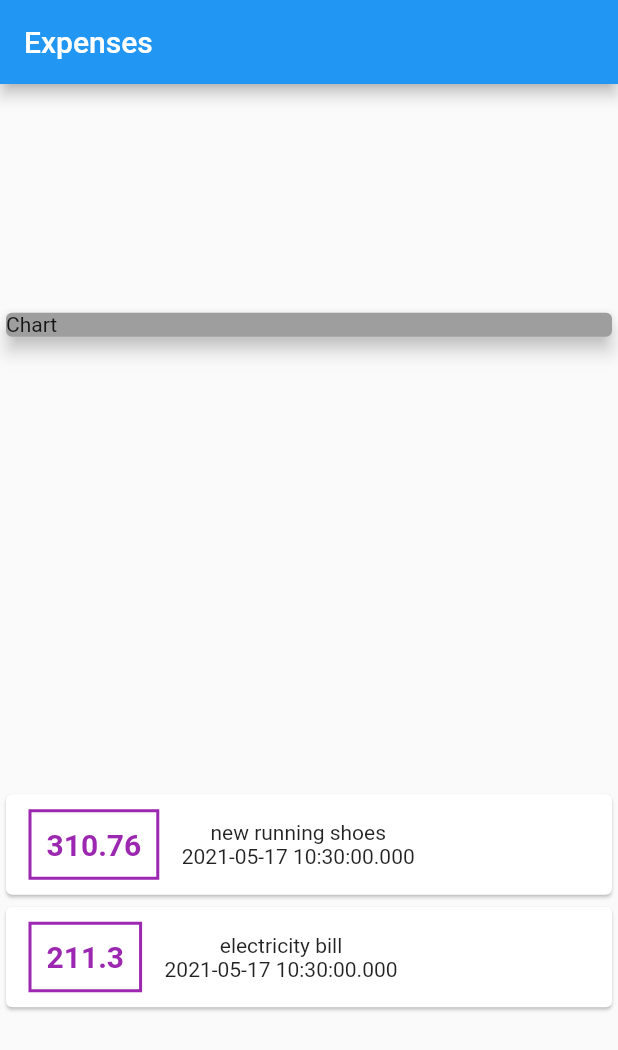
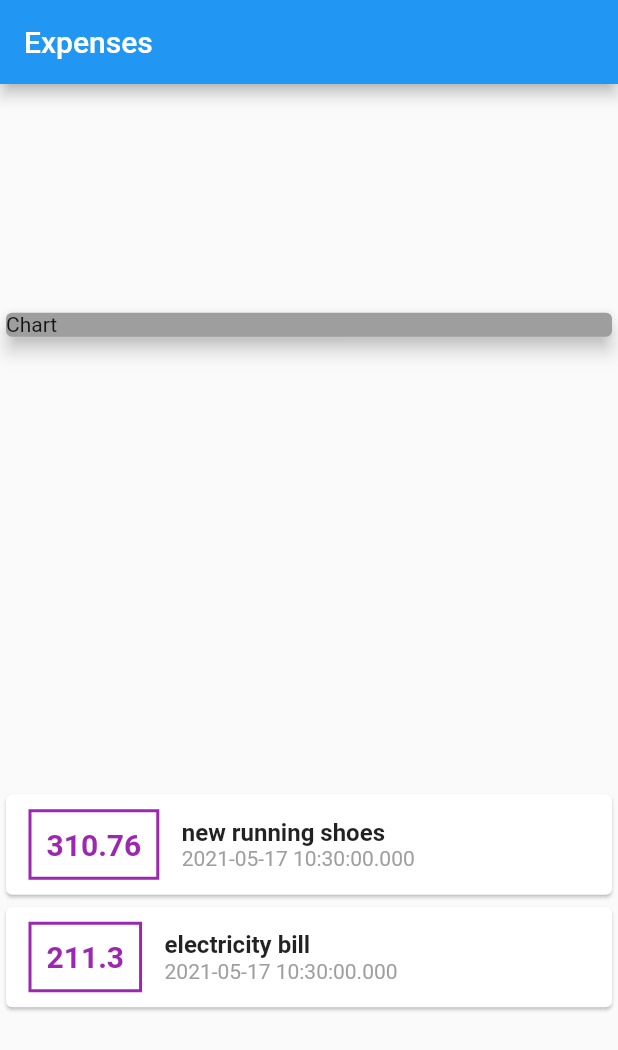
Before and after one commit to IsmaelCardoso/personal_expense_flutter_exemple, a Flutter app: the screen it shows after launch, on a phone screen of 412 x 824 dp. Shown: the top 1050 px of the screen. Run offline on Flutter 3.47's test engine with Material 2 defaults, Android fonts, the phone set to English and light mode, and no system bars; missing offline and left inert: dart:ffi.

Commit message:
chore(main):  styling title and date

```diff
--- a/lib/main.dart
+++ b/lib/main.dart
@@ -74,9 +74,19 @@ class MyHomePage extends StatelessWidget {
                           ),
                         ),
                         Column(
+                          crossAxisAlignment: CrossAxisAlignment.start,
                           children: [
-                            Text(transaction.title),
-                            Text(transaction.date.toString()),
+                            Text(
+                              transaction.title,
+                              style: TextStyle(
+                                fontSize: 16,
+                                fontWeight: FontWeight.bold,
+                              ),
+                            ),
+                            Text(
+                              transaction.date.toString(),
+                              style: TextStyle(color: Colors.grey),
+                            ),
                           ],
                         )
                       ],
```
